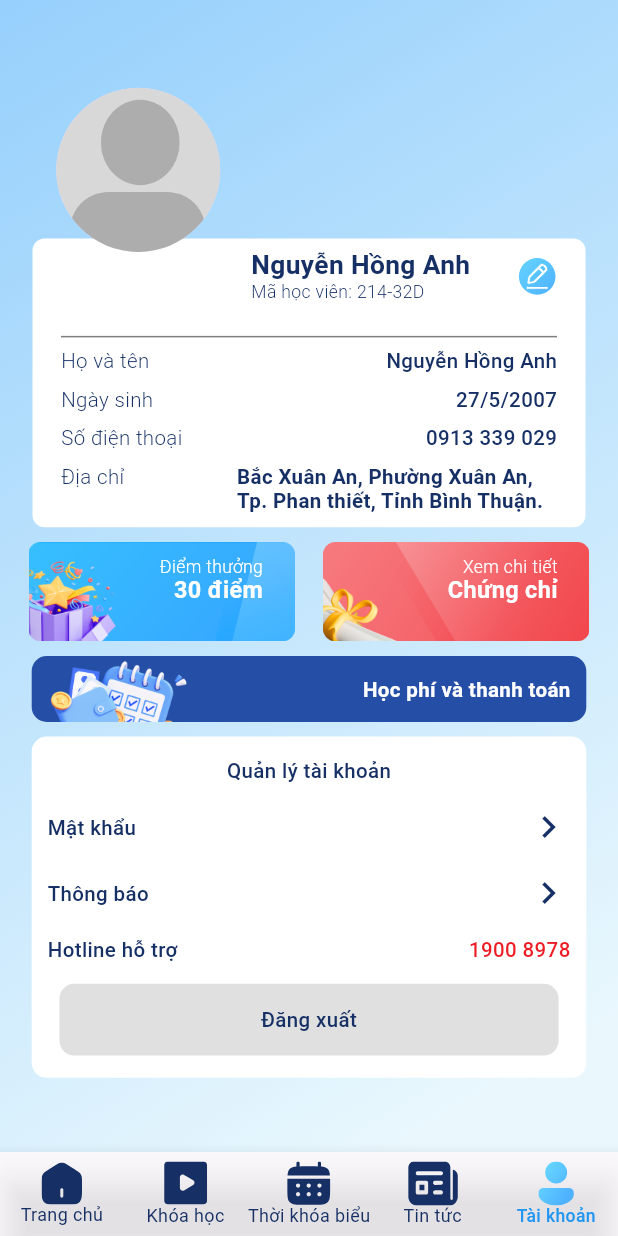
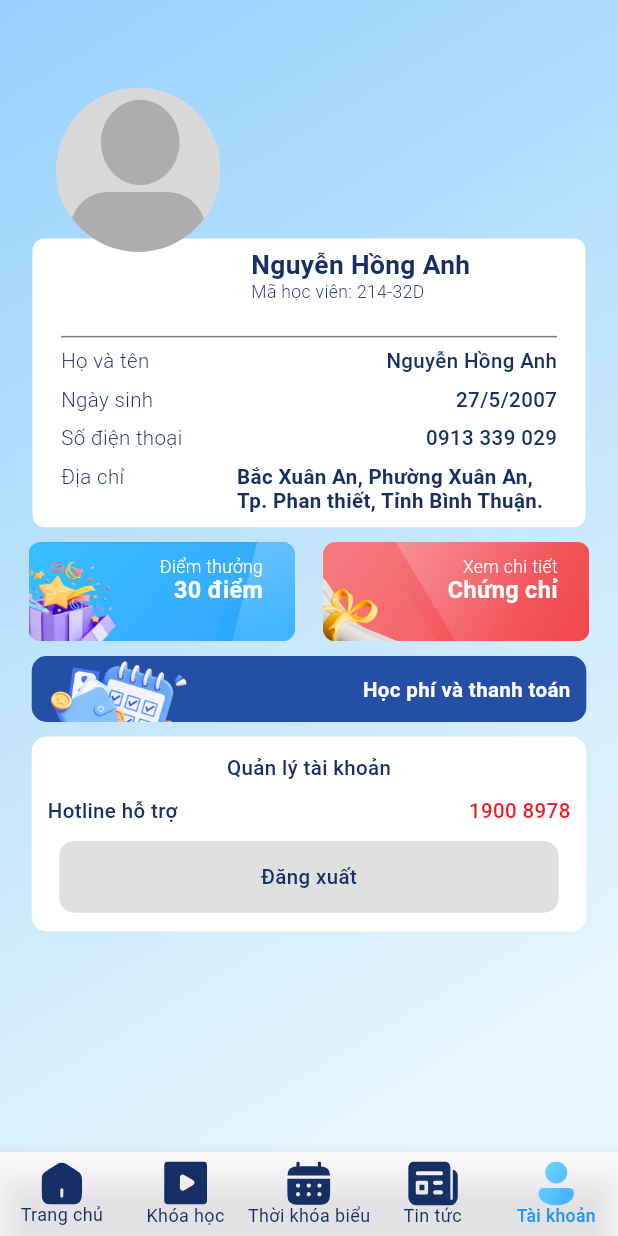
Before and after one commit to tenshi1123/pmp, a Flutter app: the Bottombar screen opened directly, item 5 of the bottom bar chosen, on a phone screen of 412 x 824 dp. Run offline on Flutter 3.47's test engine with Material 3 defaults, Android fonts, the phone set to English and light mode, and no system bars; our stand-ins replace flutter_screenutil, flutter_svg, image_picker, percent_indicator, table_calendar, webview_flutter; missing offline and left inert: camera_camera, d_chart, number_paginator, otp_pin_field, webview_flutter_android, webview_flutter_wkwebview; project files that could hold a hidden picture were left out.

Commit message:
sửa lỗi từ apple review

```diff
--- a/lib/modules/bottombar/screen/user_info/account_screen.dart
+++ b/lib/modules/bottombar/screen/user_info/account_screen.dart
@@ -8,6 +8,8 @@ import 'package:pmp_english/modules/infoAccount/redeem_reward_screen.dart';
 import 'package:pmp_english/utils/constants/color.dart';
 import 'package:pmp_english/utils/constants/styles.dart';
 import 'package:url_launcher/url_launcher.dart';
+
+import '../../../login/login_screen.dart';
 
 class AccountScreen extends StatefulWidget {
   const AccountScreen({super.key});
@@ -75,28 +77,28 @@ class _AccountScreenState extends State<AccountScreen> {
                               ],
                             ),
                             const Spacer(),
-                            GestureDetector(
-                              onTap: () {
-                                Navigator.push(
-                                  context,
-                                  MaterialPageRoute(
-                                    builder: (context) =>
-                                        const EditInfoScreen(),
-                                  ),
-                                );
-                              },
-                              child: Container(
-                                height: 25.h,
-                                width: 25.w,
-                                padding: const EdgeInsets.all(3),
-                                decoration: BoxDecoration(
-                                  shape: BoxShape.circle,
-                                  gradient: mainGradient2,
-                                ),
-                                child:
-                                    SvgPicture.asset('assets/icons/pencil.svg'),
-                              ),
-                            ),
+                            // GestureDetector(
+                            //   onTap: () {
+                            //     Navigator.push(
+                            //       context,
+                            //       MaterialPageRoute(
+                            //         builder: (context) =>
+                            //             const EditInfoScreen(),
+                            //       ),
+                            //     );
+                            //   },
+                            //   child: Container(
+                            //     height: 25.h,
+                            //     width: 25.w,
+                            //     padding: const EdgeInsets.all(3),
+                            //     decoration: BoxDecoration(
+                            //       shape: BoxShape.circle,
+                            //       gradient: mainGradient2,
+                            //     ),
+                            //     child:
+                            //         SvgPicture.asset('assets/icons/pencil.svg'),
+                            //   ),
+                            // ),
                           ],
                         ),
                         SizedBox(
@@ -329,7 +331,7 @@ class _AccountScreenState extends State<AccountScreen> {
             height: 10.h,
           ),
           Container(
-            height: 233.h,
+            height: 133.h,
             width: 350.w,
             padding: EdgeInsets.symmetric(horizontal: 10.w),
             decoration: BoxDecoration(
@@ -343,34 +345,34 @@ class _AccountScreenState extends State<AccountScreen> {
                   'Quản lý tài khoản',
                   style: defaultText14M,
                 ),
-                Row(
-                  mainAxisAlignment: MainAxisAlignment.spaceBetween,
-                  children: [
-                    Text(
-                      'Mật khẩu',
-                      style: defaultText14M,
-                    ),
-                    Icon(
-                      Icons.keyboard_arrow_right,
-                      size: 30.h,
-                      color: key1Color,
-                    ),
-                  ],
-                ),
-                Row(
-                  mainAxisAlignment: MainAxisAlignment.spaceBetween,
-                  children: [
-                    Text(
-                      'Thông báo',
-                      style: defaultText14M,
-                    ),
-                    Icon(
-                      Icons.keyboard_arrow_right,
-                      size: 30.h,
-                      color: key1Color,
-                    ),
-                  ],
-                ),
+                // Row(
+                //   mainAxisAlignment: MainAxisAlignment.spaceBetween,
+                //   children: [
+                //     Text(
+                //       'Mật khẩu',
+                //       style: defaultText14M,
+                //     ),
+                //     Icon(
+                //       Icons.keyboard_arrow_right,
+                //       size: 30.h,
+                //       color: key1Color,
+                //     ),
+                //   ],
+                // ),
+                // Row(
+                //   mainAxisAlignment: MainAxisAlignment.spaceBetween,
+                //   children: [
+                //     Text(
+                //       'Thông báo',
+                //       style: defaultText14M,
+                //     ),
+                //     Icon(
+                //       Icons.keyboard_arrow_right,
+                //       size: 30.h,
+                //       color: key1Color,
+                //     ),
+                //   ],
+                // ),
                 GestureDetector(
                   onTap: () {
                     _makePhoneCall('19008978');
@@ -446,7 +448,12 @@ Future<void> _dialogBuilder(BuildContext context) {
             ),
             child: const Text('Xác nhận'),
             onPressed: () {
-              Navigator.of(context).pop();
+              Navigator.push(
+                context,
+                MaterialPageRoute(
+                  builder: ((context) => const LoginScreen()),
+                ),
+              );
             },
           ),
         ],
--- a/lib/modules/login/forgot_password_screen.dart
+++ b/lib/modules/login/forgot_password_screen.dart
@@ -1,10 +1,7 @@
 import 'package:flutter/material.dart';
 import 'package:flutter_screenutil/flutter_screenutil.dart';
-import 'package:flutter_svg/flutter_svg.dart';
-import 'package:pmp_english/modules/bottombar/bottom_bar_screen.dart';
 import 'package:pmp_english/modules/login/otp_screen.dart';
 import 'package:pmp_english/utils/constants/color.dart';
-import 'package:pmp_english/utils/constants/styles.dart';
 import 'package:url_launcher/url_launcher.dart';
 
 class ForgotPassScreen extends StatefulWidget {
--- a/lib/utils/widget/custom_widget.dart
+++ b/lib/utils/widget/custom_widget.dart
@@ -125,7 +125,7 @@ class ExcerciseItem extends StatelessWidget {
     return Container(
       height: 66.h,
       width: 350.w,
-      margin: EdgeInsets.only(bottom: 10.h, right: 10.w, left: 10.w,top: 10.h),
+      margin: EdgeInsets.only(bottom: 10.h, right: 10.w, left: 10.w, top: 10.h),
       decoration: BoxDecoration(
         color: Colors.white,
         boxShadow: [
@@ -191,7 +191,7 @@ Widget homeTab(
   return Tab(
     child: Container(
       //width: 70.w,
-      height: 30.h,
+      height: 50.h,
       decoration: isSeprator
           ? const BoxDecoration(
               border: Border(
@@ -223,7 +223,7 @@ Widget homeTab(
                     color: keyBlack,
                     borderRadius: BorderRadius.all(Radius.circular(10.r)),
                   ),
-                  height: 15.h,
+                  height: 20.h,
                   padding: EdgeInsets.symmetric(horizontal: 4.h),
                   child: Center(
                     child: Text(
--- a/pubspec.yaml
+++ b/pubspec.yaml
@@ -3,7 +3,7 @@ description: "pmp english"
 # The following line prevents the package from being accidentally published to
 # pub.dev using `flutter pub publish`. This is preferred for private packages.
 publish_to: 'none' # Remove this line if you wish to publish to pub.dev
-version: 0.0.6+7
+version: 0.0.6+8
 environment:
   sdk: '>=3.4.0 <4.0.0'
 dependencies:
```
Also changed, not shown: lib/modules/course/recomment_course.dart (+34 -3 lines), lib/modules/feature_home/exercise/exercise_screen.dart (+13 -7 lines), lib/modules/login/login_screen.dart (+32 -0 lines), lib/utils/widget/Excercise_tab_widget.dart (+5 -2 lines).
